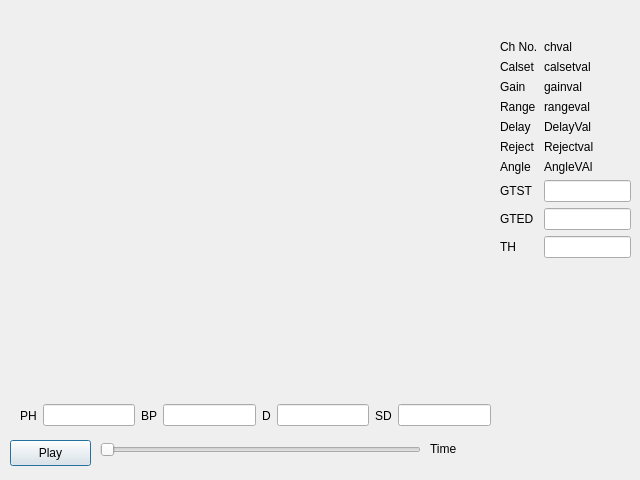
parashyd/WeldTester, file viewlogdata.ui: the form before one commit.
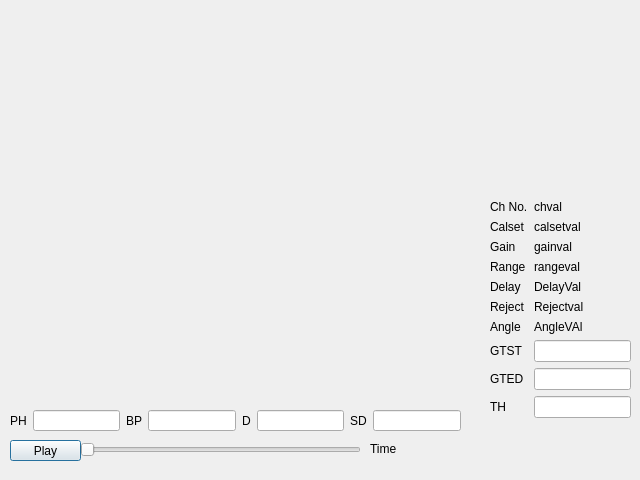
The form after the commit. Custom widgets are drawn as their Qt base class.

What changed in the file:
```diff
--- a/viewlogdata.ui
+++ b/viewlogdata.ui
@@ -16,7 +16,7 @@
   <widget class="QLabel" name="label_Time">
    <property name="geometry">
     <rect>
-     <x>430</x>
+     <x>370</x>
      <y>440</y>
      <width>81</width>
      <height>18</height>
@@ -31,8 +31,8 @@
     <rect>
      <x>10</x>
      <y>440</y>
-     <width>81</width>
-     <height>26</height>
+     <width>71</width>
+     <height>21</height>
     </rect>
    </property>
    <property name="text">
@@ -42,9 +42,9 @@
   <widget class="QSlider" name="slider_Scrub">
    <property name="geometry">
     <rect>
-     <x>100</x>
+     <x>80</x>
      <y>440</y>
-     <width>321</width>
+     <width>281</width>
      <height>20</height>
     </rect>
    </property>
@@ -55,10 +55,10 @@
   <widget class="QWidget" name="horizontalLayoutWidget">
    <property name="geometry">
     <rect>
-     <x>20</x>
-     <y>400</y>
-     <width>471</width>
-     <height>31</height>
+     <x>10</x>
+     <y>410</y>
+     <width>451</width>
+     <height>21</height>
     </rect>
    </property>
    <layout class="QHBoxLayout" name="horizontalLayout">
@@ -108,19 +108,19 @@
    <property name="geometry">
     <rect>
      <x>20</x>
-     <y>20</y>
-     <width>471</width>
-     <height>371</height>
+     <y>50</y>
+     <width>441</width>
+     <height>341</height>
     </rect>
    </property>
   </widget>
   <widget class="QWidget" name="layoutWidget">
    <property name="geometry">
     <rect>
-     <x>500</x>
-     <y>40</y>
-     <width>131</width>
-     <height>261</height>
+     <x>490</x>
+     <y>200</y>
+     <width>141</width>
+     <height>271</height>
     </rect>
    </property>
    <layout class="QFormLayout" name="formLayout_2">
```
